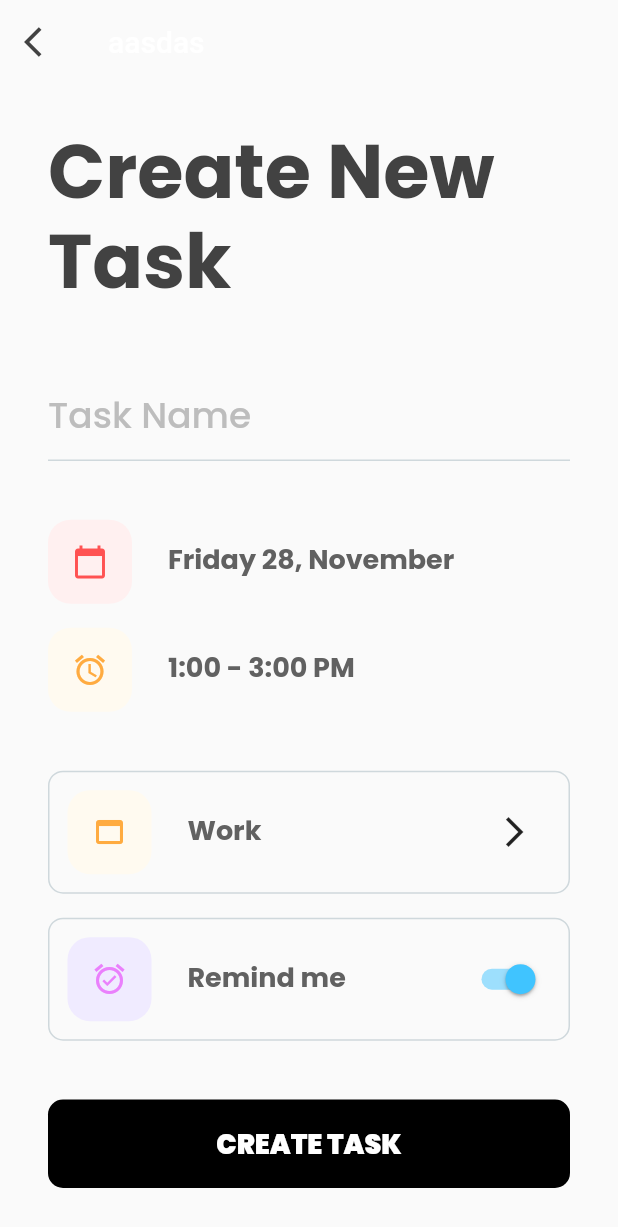
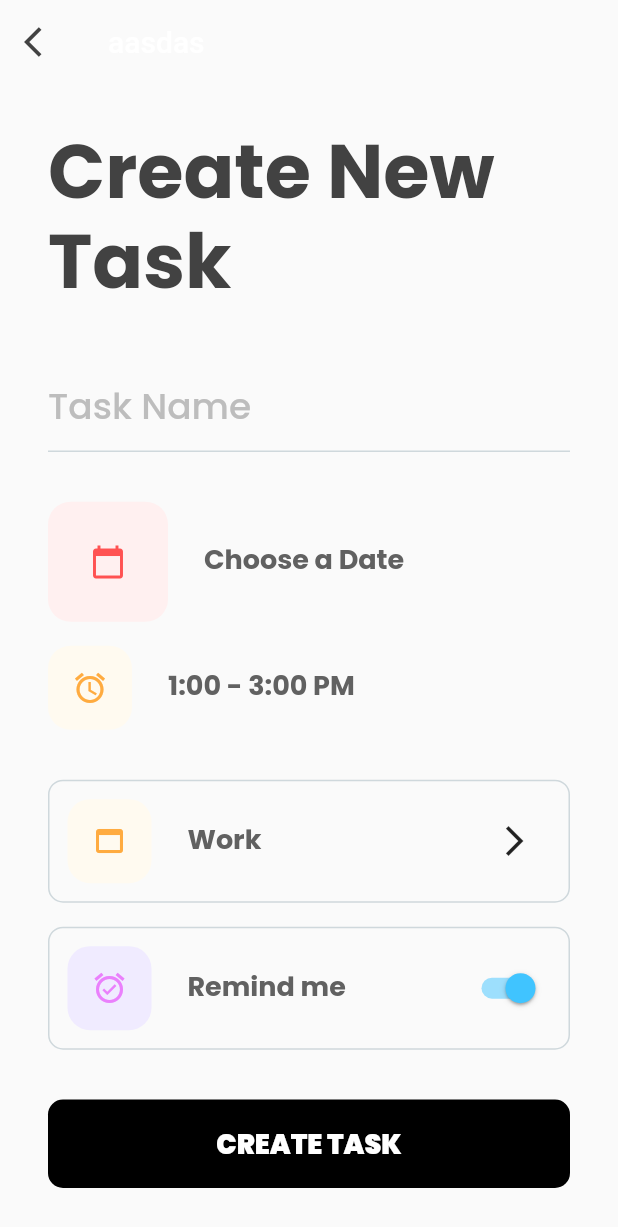
Before and after one commit to rodolforoc/todo-app-flutter, a Flutter app: the TaskScreen screen opened directly with empty values, after a tap on "ADD NEW TASK", on a phone screen of 412 x 824 dp. Shown: the top 1227 px of the screen. Run offline on Flutter 3.47's test engine with Material 2 defaults, Android fonts, the phone set to English and light mode, and no system bars; our stand-ins replace google_fonts.

Commit message:
Add Date Picker

```diff
--- a/lib/main.dart
+++ b/lib/main.dart
@@ -13,7 +13,7 @@ class MyApp extends StatelessWidget {
     return MaterialApp(
       title: 'Flutter Demo',
       theme: ThemeData(
-          primarySwatch: Colors.blue,
+          primarySwatch: Colors.purple,
           visualDensity: VisualDensity.adaptivePlatformDensity,
           textTheme: GoogleFonts.poppinsTextTheme()),
       home: TaskScreen(),
--- a/lib/screens/create_task.dart
+++ b/lib/screens/create_task.dart
@@ -1,8 +1,5 @@
-import 'dart:developer';
-
 import 'package:flutter/cupertino.dart';
 import 'package:flutter/material.dart';
-import 'package:toast/toast.dart';
 import 'package:todo_app/screens/task.dart';
 
 class CreateTaskScreen extends StatefulWidget {
@@ -15,7 +12,8 @@ class CreateTaskScreen extends StatefulWidget {
 
 class _CreateTaskScreenState extends State<CreateTaskScreen> {
   bool remindMe = true;
-  String input = "";
+  String todoTitle = "";
+  DateTime _dateTime;
 
   @override
   Widget build(BuildContext context) {
@@ -35,29 +33,89 @@ class _CreateTaskScreenState extends State<CreateTaskScreen> {
       body: Container(
           width: double.infinity,
           padding: const EdgeInsets.all(32),
-        child: Column(
+          child: createHome(context)),
+    );
+  }
+
+  createHome(BuildContext context) {
+    return Column(
       children: [
-            Text(
+        title(context),
+        Spacer(),
+        todoInputField(context),
+        Spacer(),
+        todoDateField(context),
+        SizedBox(
+          height: 16,
+        ),
+        todoAlarmField(context),
+        Spacer(),
+        todoCategoryField(context),
+        SizedBox(
+          height: 16,
+        ),
+        todoRemindField(context),
+        Spacer(),
+        newTaskButton(context)
+      ],
+    );
+  }
+
+  title(BuildContext context) {
+    return Text(
       "Create New Task",
       style: TextStyle(
           fontSize: 50,
           height: 1.2,
           fontWeight: FontWeight.w700,
           color: Colors.grey[800]),
+    );
+  }
+
+  newTaskButton(BuildContext context) {
+    return Container(
+      width: double.infinity,
+      child: FlatButton(
+        shape: RoundedRectangleBorder(
+          borderRadius: BorderRadius.circular(10),
         ),
+        padding: const EdgeInsets.symmetric(vertical: 16),
+        color: Colors.black,
+        child: Text(
+          "CREATE TASK",
+          style: TextStyle(
+              fontWeight: FontWeight.w900, fontSize: 18, color: Colors.white),
+        ),
+        onPressed: () {
+          if (todoTitle.isEmpty) {
+            widget.taskList = widget.taskList;
+          } else {
+            var newTodo = new TodosProps(todoTitle, "Data", "hora");
+            if (widget.taskList == null) {
+              this.widget.taskList = [newTodo].toList();
+            } else {
+              this.widget.taskList.add(newTodo);
+            }
+          }
+          Navigator.push(
+              context,
+              MaterialPageRoute(
+                  builder: (context) =>
+                      TaskScreen(taskListUpdated: widget.taskList)));
+        },
+      ),
+    );
+  }
 
-            ///For Spacing
-            Spacer(),
-
-            ///Container for TextField
-            TextField(
+  todoInputField(BuildContext context) {
+    return TextField(
       style: TextStyle(
         fontSize: 24,
         fontWeight: FontWeight.w500,
         color: Colors.grey[800],
       ),
       onChanged: (String value) {
-                input = value;
+        todoTitle = value;
       },
       decoration: InputDecoration(
         enabledBorder: UnderlineInputBorder(
@@ -71,13 +129,11 @@ class _CreateTaskScreenState extends State<CreateTaskScreen> {
           color: Colors.grey[400],
         ),
       ),
-            ),
+    );
+  }
 
-            ///For Spacing
-            Spacer(),
-
-            ///Container for timing tray
-            Container(
+  todoDateField(BuildContext context) {
+    return Container(
       child: Row(
         children: [
           ///Container for Icon
@@ -86,9 +142,23 @@ class _CreateTaskScreenState extends State<CreateTaskScreen> {
                 borderRadius: BorderRadius.circular(15),
                 color: Color.fromRGBO(255, 240, 240, 1)),
             padding: const EdgeInsets.all(16),
-                    child: Icon(
-                      Icons.calendar_today,
+            child: IconButton(
+              icon: Icon(Icons.calendar_today),
               color: Colors.redAccent,
+              tooltip: 'Choose a Date',
+              onPressed: () {
+                showDatePicker(
+                        context: context,
+                        initialDate:
+                            _dateTime == null ? DateTime.now() : _dateTime,
+                        firstDate: DateTime(2020),
+                        lastDate: DateTime(2220))
+                    .then((date) => {
+                          setState(() {
+                            _dateTime = date;
+                          })
+                        });
+              },
             ),
           ),
 
@@ -99,7 +169,7 @@ class _CreateTaskScreenState extends State<CreateTaskScreen> {
 
           ///For Text
           Text(
-                    "Friday 28, November",
+            _dateTime == null ? 'Choose a Date' : _dateTime.toString(),
             style: TextStyle(
                 fontSize: 18,
                 height: 1.2,
@@ -108,15 +178,11 @@ class _CreateTaskScreenState extends State<CreateTaskScreen> {
           )
         ],
       ),
-            ),
+    );
+  }
 
-            ///For Spacing
-            SizedBox(
-              height: 16,
-            ),
-
-            ///Container for timing tray 2
-            Container(
+  todoAlarmField(BuildContext context) {
+    return Container(
       child: Row(
         children: [
           ///Container for Icon
@@ -147,13 +213,11 @@ class _CreateTaskScreenState extends State<CreateTaskScreen> {
           )
         ],
       ),
-            ),
+    );
+  }
 
-            ///For Spacing
-            Spacer(),
-
-            ///Container for Task Category
-            Container(
+  todoCategoryField(BuildContext context) {
+    return Container(
       padding: const EdgeInsets.all(12),
       decoration: BoxDecoration(
         border: Border.all(
@@ -197,15 +261,11 @@ class _CreateTaskScreenState extends State<CreateTaskScreen> {
           )
         ],
       ),
-            ),
+    );
+  }
 
-            ///For Spacing
-            SizedBox(
-              height: 16,
-            ),
-
-            ///Container for remind
-            Container(
+  todoRemindField(BuildContext context) {
+    return Container(
       padding: const EdgeInsets.all(12),
       decoration: BoxDecoration(
         border: Border.all(
@@ -254,48 +314,6 @@ class _CreateTaskScreenState extends State<CreateTaskScreen> {
           )
         ],
       ),
-            ),
-
-            Spacer(),
-
-            ///Button for Create Task
-            Container(
-              width: double.infinity,
-              child: FlatButton(
-                shape: RoundedRectangleBorder(
-                  borderRadius: BorderRadius.circular(10),
-                ),
-                padding: const EdgeInsets.symmetric(vertical: 16),
-                color: Colors.black,
-                child: Text(
-                  "CREATE TASK",
-                  style: TextStyle(
-                      fontWeight: FontWeight.w900,
-                      fontSize: 18,
-                      color: Colors.white),
-                ),
-                onPressed: () {
-                  if (input.isEmpty) {
-                    widget.taskList = widget.taskList;
-                  } else {
-                    var newTodo = new TodosProps(input, "Data", "hora");
-                    if (widget.taskList == null) {
-                      this.widget.taskList = [newTodo].toList();
-                    } else {
-                      this.widget.taskList.add(newTodo);
-                    }
-                  }
-                  Navigator.push(
-                      context,
-                      MaterialPageRoute(
-                          builder: (context) =>
-                              TaskScreen(taskListUpdated: widget.taskList)));
-                },
-              ),
-            )
-          ],
-        ),
-      ),
     );
   }
 }
--- a/lib/screens/task.dart
+++ b/lib/screens/task.dart
@@ -1,8 +1,6 @@
 import 'package:flutter/cupertino.dart';
 import 'package:flutter/material.dart';
 import './create_task.dart';
-import 'package:toast/toast.dart';
-import 'dart:developer';
 
 class TaskScreen extends StatefulWidget {
   final List<TodosProps> taskListUpdated;
@@ -21,12 +19,12 @@ class TodosProps {
 }
 
 class _TaskScreenState extends State<TaskScreen> {
-  @override
-  Widget build(BuildContext context) {
   int todosCount = 0;
 
   List<TodosProps> myTodos = [];
 
+  @override
+  Widget build(BuildContext context) {
     setState(() {
       myTodos = widget.taskListUpdated;
       if (myTodos != null) {
@@ -34,101 +32,68 @@ class _TaskScreenState extends State<TaskScreen> {
       }
     });
 
-    /* var todo1 = new TodosProps("titulo1", "data1", "hora1");
-    var todo2 = new TodosProps("titulo2", "data2", "hora2");
-    var todo3 = new TodosProps("titulo3", "data2", "hora3");
+    return Scaffold(
+      body: home(context),
+    );
+  }
 
-    myTodos.add(todo1);
-    myTodos.add(todo2);
-    myTodos.add(todo3);
-    */
-    Widget slideRightBackground() {
+  home(BuildContext context) {
     return Container(
-        color: Colors.purple[400],
-        child: Align(
+      width: double.infinity,
       child: Row(
-            mainAxisAlignment: MainAxisAlignment.start,
-            children: <Widget>[
-              SizedBox(
-                width: 20,
-              ),
-              Icon(
-                Icons.edit,
-                color: Colors.white,
-              ),
-              Text(
-                " Edit",
-                style: TextStyle(
-                  color: Colors.white,
-                  fontWeight: FontWeight.w700,
-                ),
-                textAlign: TextAlign.left,
-              ),
-            ],
-          ),
-          alignment: Alignment.centerLeft,
+        children: [taskList(context), categories(context)],
       ),
     );
   }
 
-    Widget slideLeftBackground() {
-      return Container(
-        color: Colors.red,
-        child: Align(
-          child: Row(
-            mainAxisAlignment: MainAxisAlignment.end,
-            children: <Widget>[
-              Icon(
-                Icons.delete,
-                color: Colors.white,
-              ),
-              Text(
-                " Delete",
-                style: TextStyle(
-                  color: Colors.white,
-                  fontWeight: FontWeight.w700,
-                ),
-                textAlign: TextAlign.right,
-              ),
-              SizedBox(
-                width: 20,
-              ),
-            ],
-          ),
-          alignment: Alignment.centerRight,
-        ),
-      );
-    }
-
-    return Scaffold(
-      body: Container(
-        width: double.infinity,
-        child: Row(
-          children: [
-            ///Container for Content
-            Expanded(
+  taskList(BuildContext context) {
+    return Expanded(
       child: Container(
         padding: const EdgeInsets.all(32),
         child: Column(
           crossAxisAlignment: CrossAxisAlignment.start,
           children: [
-                    Text(
-                      "TASKS LIST",
-                      style: TextStyle(
-                          fontSize: 18,
-                          height: 1.2,
-                          letterSpacing: 1,
-                          fontWeight: FontWeight.w900,
-                          color: Colors.blueGrey[200]),
-                    ),
-
-                    ///For spacing
+            header(context),
             SizedBox(
               height: 4,
             ),
+            todoList(context),
+            SizedBox(
+              height: 16,
+            ),
+            addNewTaskButton(context)
+          ],
+        ),
+      ),
+    );
+  }
 
-                    ///List of all the task
-                    Expanded(
+  addNewTaskButton(BuildContext context) {
+    return Container(
+      width: double.infinity,
+      child: FlatButton(
+        shape: RoundedRectangleBorder(borderRadius: BorderRadius.circular(10)),
+        padding: const EdgeInsets.symmetric(vertical: 16),
+        color: Colors.purple[400],
+        child: Text(
+          "ADD NEW TASK",
+          style: TextStyle(
+              fontSize: 18, color: Colors.white, fontWeight: FontWeight.w900),
+        ),
+        onPressed: () {
+          Navigator.push(
+              context,
+              MaterialPageRoute(
+                  builder: (context) => CreateTaskScreen(
+                        taskList: myTodos,
+                      )));
+        },
+      ),
+    );
+  }
+
+  todoList(BuildContext context) {
+    return Expanded(
       child: ListView.separated(
         itemBuilder: (BuildContext context, index) {
           return Dismissible(
@@ -148,8 +113,7 @@ class _TaskScreenState extends State<TaskScreen> {
                           FlatButton(
                             child: Text(
                               "Cancel",
-                                              style: TextStyle(
-                                                  color: Colors.black),
+                              style: TextStyle(color: Colors.black),
                             ),
                             onPressed: () {
                               Navigator.of(context).pop();
@@ -158,8 +122,7 @@ class _TaskScreenState extends State<TaskScreen> {
                           FlatButton(
                             child: Text(
                               "Delete",
-                                              style:
-                                                  TextStyle(color: Colors.red),
+                              style: TextStyle(color: Colors.red),
                             ),
                             onPressed: () {
                               // TODO: Delete the item from DB etc..
@@ -185,19 +148,15 @@ class _TaskScreenState extends State<TaskScreen> {
             child: Container(
               padding: const EdgeInsets.all(12),
               decoration: BoxDecoration(
-                                  border:
-                                      Border.all(color: Colors.blueGrey[100]),
-                                  color: index == 1
-                                      ? Colors.purple[400]
-                                      : Colors.transparent),
+                  border: Border.all(color: Colors.blueGrey[100]),
+                  color: index == 1 ? Colors.purple[400] : Colors.transparent),
               child: Column(
                 crossAxisAlignment: CrossAxisAlignment.start,
                 children: [
                   ///Show completed check
                   ///Task Title
                   Row(
-                                    crossAxisAlignment:
-                                        CrossAxisAlignment.start,
+                    crossAxisAlignment: CrossAxisAlignment.start,
                     children: [
                       Expanded(
                         child: Text(
@@ -205,9 +164,8 @@ class _TaskScreenState extends State<TaskScreen> {
                           style: TextStyle(
                               fontWeight: FontWeight.w500,
                               fontSize: 16,
-                                              color: index == 1
-                                                  ? Colors.white
-                                                  : Colors.grey[800]),
+                              color:
+                                  index == 1 ? Colors.white : Colors.grey[800]),
                         ),
                       ),
 
@@ -238,9 +196,8 @@ class _TaskScreenState extends State<TaskScreen> {
                         style: TextStyle(
                             fontWeight: FontWeight.w500,
                             fontSize: 12,
-                                            color: index == 1
-                                                ? Colors.white70
-                                                : Colors.grey[500]),
+                            color:
+                                index == 1 ? Colors.white70 : Colors.grey[500]),
                       ),
                       Spacer(),
                       index == 1
@@ -267,52 +224,29 @@ class _TaskScreenState extends State<TaskScreen> {
             ),
           );
         },
-                        separatorBuilder: (BuildContext context, index) =>
-                            Divider(
+        separatorBuilder: (BuildContext context, index) => Divider(
           height: 16,
           color: Colors.transparent,
         ),
         itemCount: todosCount,
       ),
-                    ),
+    );
+  }
 
-                    ///For spacing
-                    SizedBox(
-                      height: 16,
-                    ),
-
-                    ///Button for add new task
-                    Container(
-                      width: double.infinity,
-                      child: FlatButton(
-                        shape: RoundedRectangleBorder(
-                            borderRadius: BorderRadius.circular(10)),
-                        padding: const EdgeInsets.symmetric(vertical: 16),
-                        color: Colors.purple[400],
-                        child: Text(
-                          "ADD NEW TASK",
+  header(BuildContext context) {
+    return Text(
+      "TASKS LIST",
       style: TextStyle(
           fontSize: 18,
-                              color: Colors.white,
-                              fontWeight: FontWeight.w900),
-                        ),
-                        onPressed: () {
-                          Navigator.push(
-                              context,
-                              MaterialPageRoute(
-                                  builder: (context) => CreateTaskScreen(
-                                        taskList: myTodos,
-                                      )));
-                        },
-                      ),
-                    )
-                  ],
-                ),
-              ),
-            ),
+          height: 1.2,
+          letterSpacing: 1,
+          fontWeight: FontWeight.w900,
+          color: Colors.blueGrey[200]),
+    );
+  }
 
-            ///Container for task categories
-            Container(
+  categories(BuildContext context) {
+    return Container(
       width: MediaQuery.of(context).size.width * 0.22,
       color: Colors.black,
       height: double.infinity,
@@ -429,10 +363,64 @@ class _TaskScreenState extends State<TaskScreen> {
           ),
         ],
       ),
-            )
+    );
+  }
+}
+
+Widget slideRightBackground() {
+  return Container(
+    color: Colors.purple[400],
+    child: Align(
+      child: Row(
+        mainAxisAlignment: MainAxisAlignment.start,
+        children: <Widget>[
+          SizedBox(
+            width: 20,
+          ),
+          Icon(
+            Icons.edit,
+            color: Colors.white,
+          ),
+          Text(
+            " Edit",
+            style: TextStyle(
+              color: Colors.white,
+              fontWeight: FontWeight.w700,
+            ),
+            textAlign: TextAlign.left,
+          ),
         ],
       ),
+      alignment: Alignment.centerLeft,
     ),
   );
 }
+
+Widget slideLeftBackground() {
+  return Container(
+    color: Colors.red,
+    child: Align(
+      child: Row(
+        mainAxisAlignment: MainAxisAlignment.end,
+        children: <Widget>[
+          Icon(
+            Icons.delete,
+            color: Colors.white,
+          ),
+          Text(
+            " Delete",
+            style: TextStyle(
+              color: Colors.white,
+              fontWeight: FontWeight.w700,
+            ),
+            textAlign: TextAlign.right,
+          ),
+          SizedBox(
+            width: 20,
+          ),
+        ],
+      ),
+      alignment: Alignment.centerRight,
+    ),
+  );
 }
```
Lines whose indentation alone changed are shown as unchanged.
